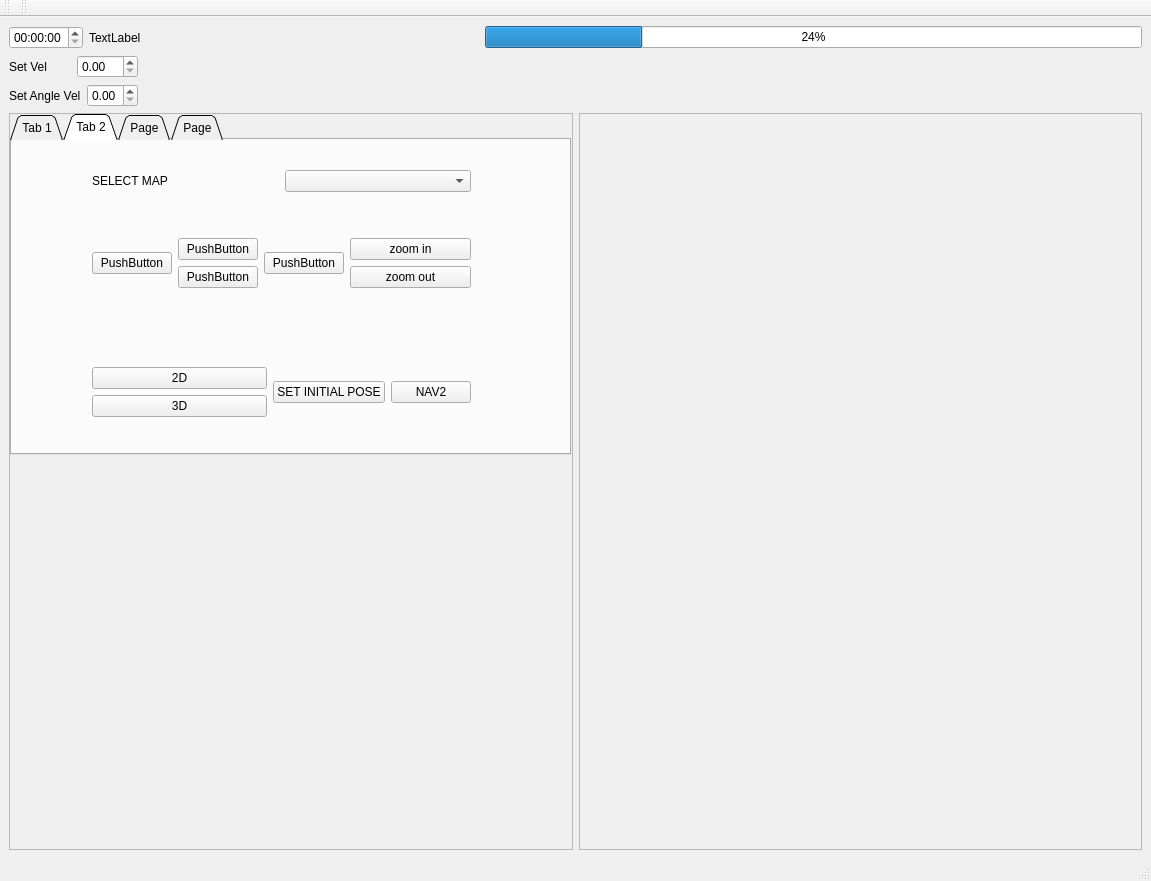
Qt form src/gui_agv/ui/mainwindow.ui (theanh2507/gui_rviz2_qt5_final) before a commit.
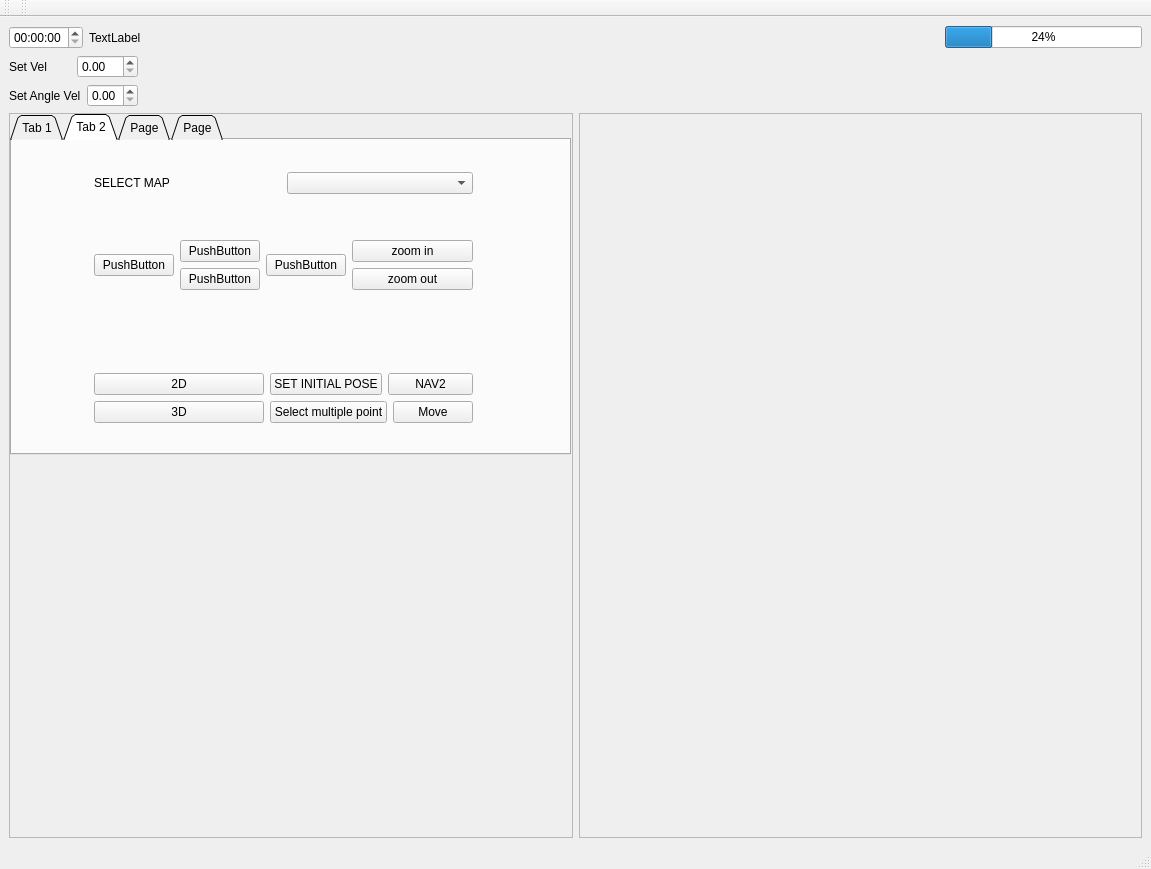
The same form after that commit. The open tabs and pages were chosen to show the change.

Diff of the .ui file:
```diff
--- a/src/gui_agv/ui/mainwindow.ui
+++ b/src/gui_agv/ui/mainwindow.ui
@@ -7,7 +7,7 @@
     <x>0</x>
     <y>0</y>
     <width>1151</width>
-    <height>881</height>
+    <height>869</height>
    </rect>
   </property>
   <property name="windowTitle">
@@ -45,7 +45,7 @@
           </property>
           <property name="sizeHint" stdset="0">
            <size>
-            <width>338</width>
+            <width>798</width>
             <height>20</height>
            </size>
           </property>
@@ -138,7 +138,7 @@
                <x>0</x>
                <y>0</y>
                <width>558</width>
-               <height>672</height>
+               <height>660</height>
               </rect>
              </property>
              <widget class="QTabWidget" name="tabWidget">
@@ -227,13 +227,13 @@
                <widget class="QWidget" name="layoutWidget">
                 <property name="geometry">
                  <rect>
-                  <x>80</x>
-                  <y>30</y>
+                  <x>82</x>
+                  <y>32</y>
                   <width>379</width>
-                  <height>247</height>
+                  <height>251</height>
                  </rect>
                 </property>
-                <layout class="QVBoxLayout" name="verticalLayout_17">
+                <layout class="QVBoxLayout" name="verticalLayout_20">
                  <item>
                   <layout class="QVBoxLayout" name="verticalLayout_8">
                    <item>
@@ -362,7 +362,7 @@
                   </spacer>
                  </item>
                  <item>
-                  <layout class="QHBoxLayout" name="horizontalLayout_13">
+                  <layout class="QHBoxLayout" name="horizontalLayout_24">
                    <item>
                     <layout class="QVBoxLayout" name="verticalLayout_15">
                      <item>
@@ -382,6 +382,8 @@
                     </layout>
                    </item>
                    <item>
+                    <layout class="QVBoxLayout" name="verticalLayout_17">
+                     <item>
                     <layout class="QHBoxLayout" name="horizontalLayout_12">
                      <item>
                       <widget class="QPushButton" name="pushButton_20">
@@ -399,6 +401,26 @@
                      </item>
                     </layout>
                    </item>
+                     <item>
+                      <layout class="QHBoxLayout" name="horizontalLayout_13">
+                       <item>
+                        <widget class="QPushButton" name="pushButton_27">
+                         <property name="text">
+                          <string>Select multiple point</string>
+                         </property>
+                        </widget>
+                       </item>
+                       <item>
+                        <widget class="QPushButton" name="pushButton_28">
+                         <property name="text">
+                          <string>Move</string>
+                         </property>
+                        </widget>
+                       </item>
+                      </layout>
+                     </item>
+                    </layout>
+                   </item>
                   </layout>
                  </item>
                 </layout>
@@ -728,7 +750,7 @@
              <x>0</x>
              <y>0</y>
              <width>559</width>
-             <height>674</height>
+             <height>662</height>
             </rect>
            </property>
           </widget>
```
Left out of the diff: 6 changed lines with no effect on the pictures. Lines whose indentation alone changed are shown as unchanged.
